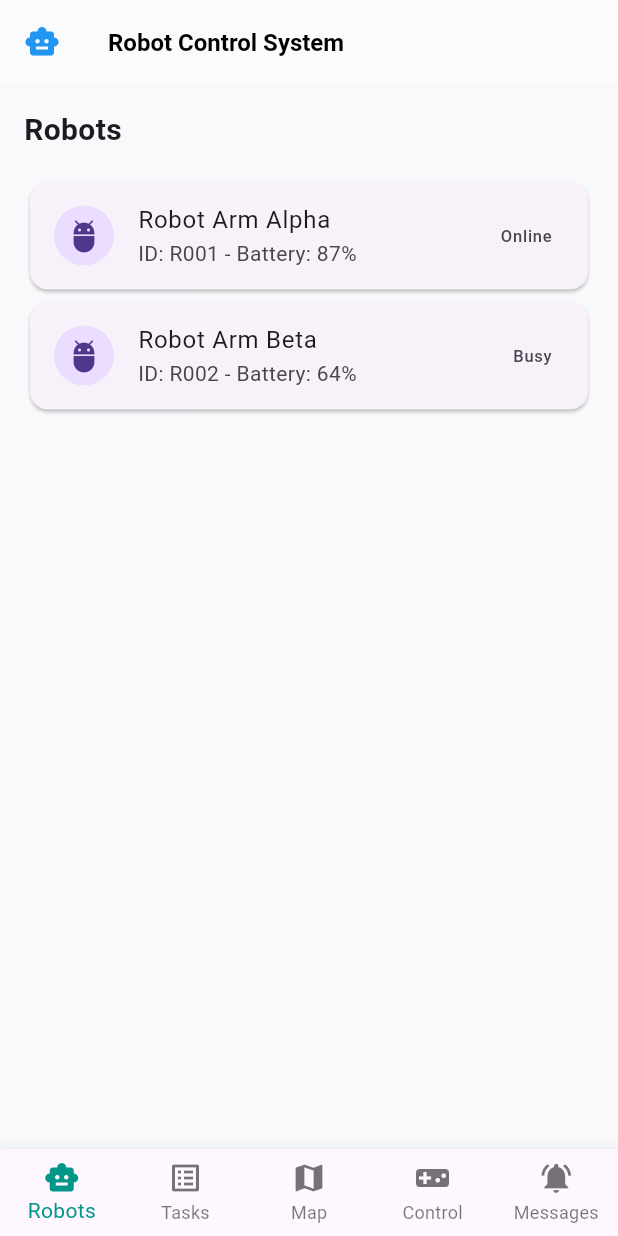
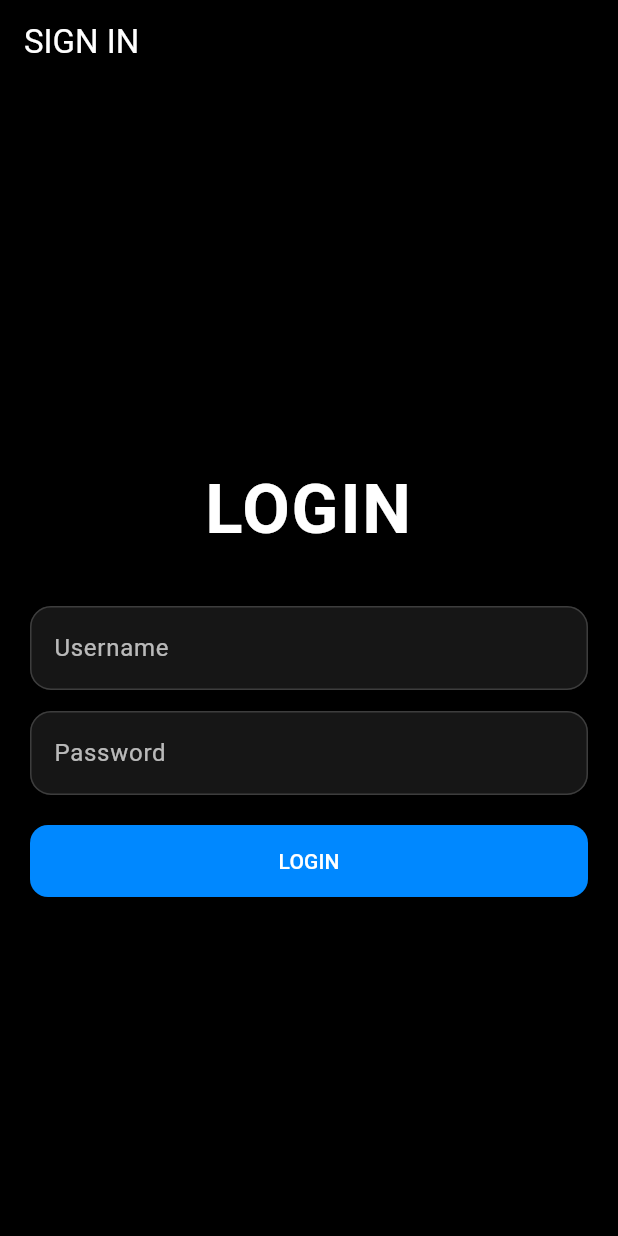
Before and after one commit to Khoa-213/RobotArmControl, a Flutter app: the screen it shows after launch, on a phone screen of 412 x 824 dp. Run offline on Flutter 3.47's test engine with Material 3 defaults, Android fonts, the phone set to English and light mode, and no system bars.

Commit message:
fix_cors_flutter

```diff
--- a/mo_src/lib/main.dart
+++ b/mo_src/lib/main.dart
@@ -1,7 +1,5 @@
-// File: lib/main.dart
 import 'package:flutter/material.dart';
-import 'screens/main_screen.dart'; // Chỉ cần gọi MainScreen vào đây
-
+import 'screens/api_login_screen.dart';
 
 void main() => runApp(const RobotControlApp());
 
@@ -12,8 +10,26 @@ class RobotControlApp extends StatelessWidget {
   Widget build(BuildContext context) {
     return MaterialApp(
       debugShowCheckedModeBanner: false,
-      theme: ThemeData(primaryColor: const Color(0xFF0091FF)),
-      home: const MainScreen(),
+      theme: ThemeData(
+        useMaterial3: true,
+        scaffoldBackgroundColor: Colors.white,
+        colorScheme: const ColorScheme.light(
+          primary: Colors.black,
+          onPrimary: Colors.white,
+          surface: Colors.white,
+          onSurface: Colors.black,
+        ),
+        appBarTheme: const AppBarTheme(
+          backgroundColor: Colors.white,
+          foregroundColor: Colors.black,
+          elevation: 0.5,
+        ),
+        bottomNavigationBarTheme: const BottomNavigationBarThemeData(
+          selectedItemColor: Colors.black,
+          unselectedItemColor: Colors.grey,
+        ),
+      ),
+      home: const ApiLoginScreen(),
     );
   }
 }
--- /dev/null
+++ b/mo_src/lib/screens/api_login_screen.dart
@@ -0,0 +1,179 @@
+import 'package:flutter/material.dart';
+
+import '../services/api_service.dart';
+import 'main_screen.dart';
+
+class ApiLoginScreen extends StatefulWidget {
+  const ApiLoginScreen({super.key});
+
+  @override
+  State<ApiLoginScreen> createState() => _ApiLoginScreenState();
+}
+
+class _ApiLoginScreenState extends State<ApiLoginScreen> {
+  final ApiService _apiService = ApiService();
+  final TextEditingController _usernameController = TextEditingController();
+  final TextEditingController _passwordController = TextEditingController();
+
+  bool _isSubmitting = false;
+
+  @override
+  void dispose() {
+    _usernameController.dispose();
+    _passwordController.dispose();
+    super.dispose();
+  }
+
+  Future<void> _handleLogin() async {
+    final username = _usernameController.text.trim();
+    final password = _passwordController.text;
+
+    if (username.isEmpty || password.isEmpty) {
+      ScaffoldMessenger.of(context).showSnackBar(
+        const SnackBar(content: Text('Please enter username and password')),
+      );
+      return;
+    }
+
+    setState(() {
+      _isSubmitting = true;
+    });
+
+    try {
+      await _apiService.login(username: username, password: password);
+      if (!mounted) {
+        return;
+      }
+
+      if (Navigator.canPop(context)) {
+        Navigator.pop(context, true);
+      } else {
+        Navigator.pushReplacement(
+          context,
+          MaterialPageRoute(builder: (_) => const MainScreen()),
+        );
+      }
+    } on ApiAuthException catch (e) {
+      if (!mounted) {
+        return;
+      }
+      ScaffoldMessenger.of(
+        context,
+      ).showSnackBar(SnackBar(content: Text(e.toString())));
+    } catch (e) {
+      if (!mounted) {
+        return;
+      }
+      ScaffoldMessenger.of(
+        context,
+      ).showSnackBar(SnackBar(content: Text('Error logging in: $e')));
+    } finally {
+      if (mounted) {
+        setState(() {
+          _isSubmitting = false;
+        });
+      }
+    }
+  }
+
+  @override
+  Widget build(BuildContext context) {
+    return Scaffold(
+      backgroundColor: Colors.black,
+      appBar: AppBar(
+        backgroundColor: Colors.black,
+        foregroundColor: Colors.white,
+        title: const Text('SIGN IN'),
+      ),
+      body: SafeArea(
+        child: Center(
+          child: SingleChildScrollView(
+            padding: const EdgeInsets.symmetric(horizontal: 20, vertical: 16),
+            child: ConstrainedBox(
+              constraints: const BoxConstraints(maxWidth: 420),
+              child: Column(
+                crossAxisAlignment: CrossAxisAlignment.stretch,
+                children: [
+                  const SizedBox(height: 24),
+                  const Text(
+                    'LOGIN',
+                    textAlign: TextAlign.center,
+                    style: TextStyle(
+                      color: Colors.white,
+                      fontSize: 46,
+                      fontWeight: FontWeight.w700,
+                      letterSpacing: 1.2,
+                    ),
+                  ),
+                  const SizedBox(height: 32),
+                  TextField(
+                    controller: _usernameController,
+                    style: const TextStyle(color: Colors.white),
+                    decoration: InputDecoration(
+                      hintText: 'Username',
+                      hintStyle: const TextStyle(color: Colors.white70),
+                      filled: true,
+                      fillColor: const Color(0xFF161616),
+                      enabledBorder: OutlineInputBorder(
+                        borderRadius: BorderRadius.circular(14),
+                        borderSide: const BorderSide(color: Color(0xFF3D3D3D)),
+                      ),
+                      focusedBorder: OutlineInputBorder(
+                        borderRadius: BorderRadius.circular(14),
+                        borderSide: const BorderSide(color: Colors.white),
+                      ),
+                    ),
+                  ),
+                  const SizedBox(height: 14),
+                  TextField(
+                    controller: _passwordController,
+                    obscureText: true,
+                    style: const TextStyle(color: Colors.white),
+                    decoration: InputDecoration(
+                      hintText: 'Password',
+                      hintStyle: const TextStyle(color: Colors.white70),
+                      filled: true,
+                      fillColor: const Color(0xFF161616),
+                      enabledBorder: OutlineInputBorder(
+                        borderRadius: BorderRadius.circular(14),
+                        borderSide: const BorderSide(color: Color(0xFF3D3D3D)),
+                      ),
+                      focusedBorder: OutlineInputBorder(
+                        borderRadius: BorderRadius.circular(14),
+                        borderSide: const BorderSide(color: Colors.white),
+                      ),
+                    ),
+                  ),
+                  const SizedBox(height: 20),
+                  SizedBox(
+                    height: 48,
+                    child: ElevatedButton(
+                      onPressed: _isSubmitting ? null : _handleLogin,
+                      style: ElevatedButton.styleFrom(
+                        backgroundColor: const Color(0xFF0088FF),
+                        foregroundColor: Colors.white,
+                        shape: RoundedRectangleBorder(
+                          borderRadius: BorderRadius.circular(12),
+                        ),
+                      ),
+                      child: _isSubmitting
+                          ? const SizedBox(
+                              width: 20,
+                              height: 20,
+                              child: CircularProgressIndicator(
+                                strokeWidth: 2,
+                                color: Colors.white,
+                              ),
+                            )
+                          : const Text('LOGIN'),
+                    ),
+                  ),
+                ],
+              ),
+            ),
+          ),
+        ),
+      ),
+    );
+  }
+}
--- a/mo_src/lib/screens/main_screen.dart
+++ b/mo_src/lib/screens/main_screen.dart
@@ -1,52 +1,49 @@
-// File: lib/screens/main_screen.dart
+// lib/screens/main_screen.dart
 import 'package:flutter/material.dart';
-import 'robot_list_screen.dart'; // Import tab danh sách robot
-import 'push_messages_screen.dart';
+import 'factory_list_screen.dart';
+import 'control_screen.dart';
+import 'push_messages_screen.dart'; // Giả sử bạn đã có file này
 
 class MainScreen extends StatefulWidget {
-  const MainScreen({super.key});
+  final int initialIndex; // Thêm biến này để nhận tab muốn mở
+  const MainScreen({super.key, this.initialIndex = 0}); // Mặc định là 0
 
   @override
   State<MainScreen> createState() => _MainScreenState();
 }
 
 class _MainScreenState extends State<MainScreen> {
-  int _selectedIndex = 0;
+  late int _selectedIndex;
 
-  // Khai báo 5 màn hình tương ứng với 5 tab
-  final List<Widget> _pages = const [
-    RobotListScreen(), // Tab 0: Màn hình thật mình vừa code
-    Center(child: Text("Tasks Screen")), // Tab 1
-    Center(child: Text("Map Screen")), // Tab 2
-    Center(child: Text("Control Screen")), // Tab 3
-    PushMessagesScreen(),
+  @override
+  void initState() {
+    super.initState();
+    _selectedIndex = widget.initialIndex; // Gán tab ban đầu khi khởi tạo
+  }
+
+  // Danh sách các tab
+  final List<Widget> _pages = [
+    const Center(child: Text("Robot Dashboard")),
+    const Center(child: Text("Tasks")),
+    const FactoryListScreen(),
+    const ControlScreen(),
+    const PushMessagesScreen(),
   ];
 
   @override
   Widget build(BuildContext context) {
     return Scaffold(
-      backgroundColor: const Color(0xFFF8F9FA),
-      appBar: AppBar(
-        backgroundColor: Colors.white,
-        elevation: 0.5,
-        leading: const Icon(Icons.smart_toy, color: Colors.blue),
-        title: const Text(
-          "Robot Control System",
-          style: TextStyle(color: Colors.black, fontSize: 16, fontWeight: FontWeight.bold),
-        ),
-      ),
       body: _pages[_selectedIndex],
       bottomNavigationBar: BottomNavigationBar(
         currentIndex: _selectedIndex,
-        selectedItemColor: Colors.teal,
-        type: BottomNavigationBarType.fixed, // Bắt buộc phải có khi >3 tab
-        onTap: (index) => setState(() => _selectedIndex = index),
+        type: BottomNavigationBarType.fixed,
+        onTap: (i) => setState(() => _selectedIndex = i),
         items: const [
           BottomNavigationBarItem(icon: Icon(Icons.smart_toy), label: 'Robots'),
           BottomNavigationBarItem(icon: Icon(Icons.list_alt), label: 'Tasks'),
-          BottomNavigationBarItem(icon: Icon(Icons.map), label: 'Map'),
+          BottomNavigationBarItem(icon: Icon(Icons.factory_outlined), label: 'Factory'),
           BottomNavigationBarItem(icon: Icon(Icons.videogame_asset), label: 'Control'),
-          BottomNavigationBarItem(icon: Icon(Icons.notifications_active), label: 'Messages'),
+          BottomNavigationBarItem(icon: Icon(Icons.notifications), label: 'Msg'),
         ],
       ),
     );
```
Also changed, not shown: mo_src/lib/models/factory.dart (added, +25 -0 lines), mo_src/lib/screens/control_screen.dart (added, +36 -0 lines), mo_src/lib/screens/factory_list_screen.dart (added, +159 -0 lines), mo_src/lib/screens/hub_device_screen.dart (added, +41 -0 lines), mo_src/lib/services/api_service.dart (+126 -14 lines), 6 other files.
